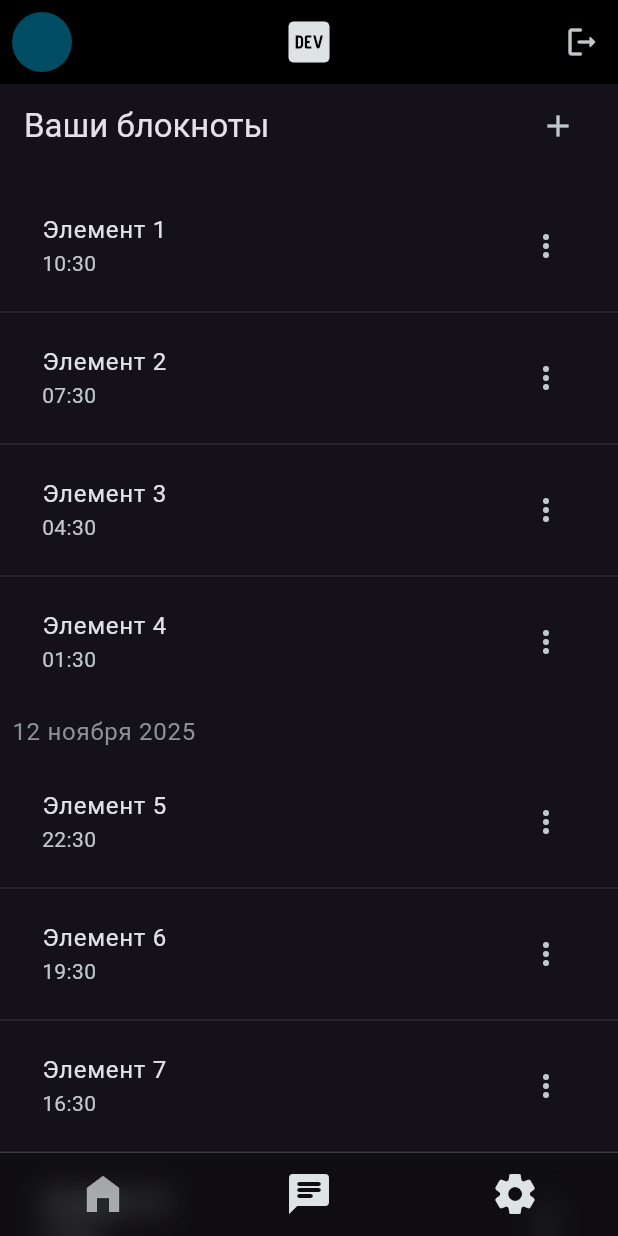
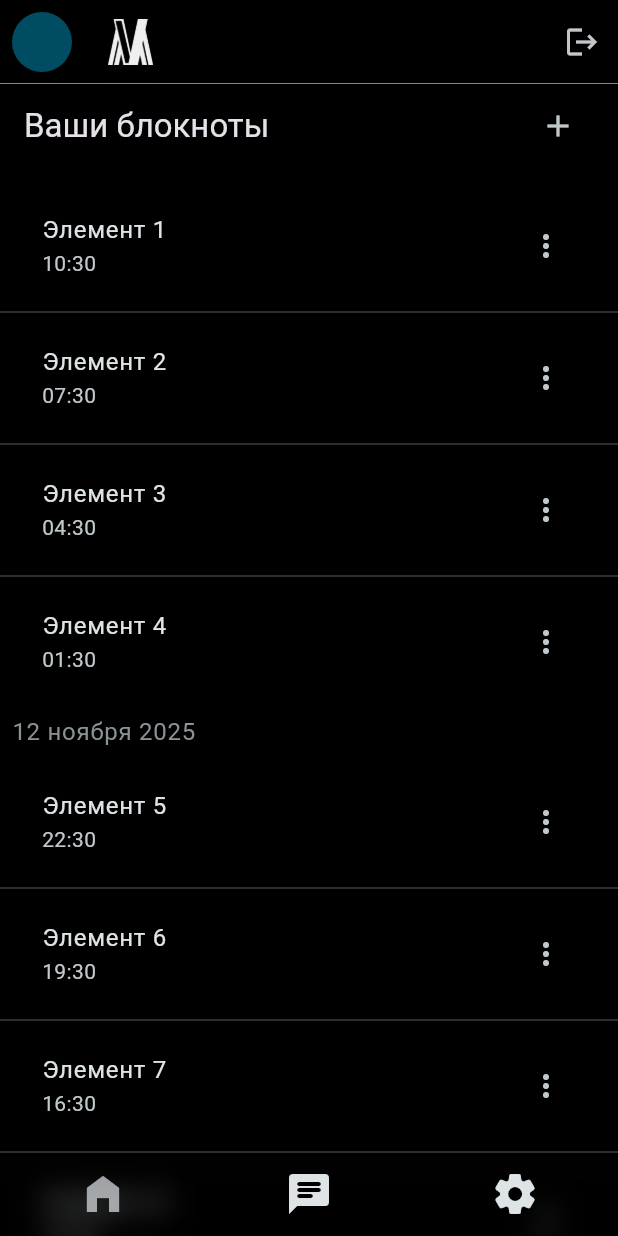
Before and after one commit to rozoomcool/sihkaro, a Flutter app: the RootScreen screen opened by its route, on a phone screen of 412 x 824 dp. Run offline on Flutter 3.47's test engine with Material 3 defaults, Android fonts, the light colour scheme and no system bars; our stand-ins replace auto_route, flutter_hooks, flutter_riverpod, hooks_riverpod, riverpod_annotation, shared_preferences; accounts and stored records are empty; generated files the repository leaves out were written again.

Commit message:
add logo and modify theme and ux

```diff
--- a/lib/presentation/features/home/home.dart
+++ b/lib/presentation/features/home/home.dart
@@ -72,7 +72,7 @@ class HomeScreen extends HookConsumerWidget {
                       ),
                     );
                   }
-                  return Divider(thickness: 1, color: Colors.white10,);
+                  return Divider(thickness: 1, color: Colors.white24,);
                 },
                 itemBuilder: (context, i) {
                   final color = listColors[i % listColors.length];
--- a/lib/presentation/features/root/root_screen.dart
+++ b/lib/presentation/features/root/root_screen.dart
@@ -1,3 +1,5 @@
+import 'dart:ui';
+
 import 'package:auto_route/auto_route.dart';
 import 'package:flutter/material.dart';
 // import 'package:flutter_hooks/flutter_hooks.dart';
@@ -86,51 +88,45 @@ class RootScreen extends HookConsumerWidget {
                       ),
                     ),
               appBar: AppBar(
-                // title: Text(
-                //   "MindbookLM",
-                //   style: TextStyle(
-                //   ),
-                // ),
+                backgroundColor: Colors.transparent,
+                elevation: 0,
+                scrolledUnderElevation: 1,
+                shape: RoundedRectangleBorder(
+                  borderRadius: BorderRadius.only(
+                    bottomLeft: Radius.circular(0),
+                    bottomRight: Radius.circular(0),
+                  ),
+                ),
+                flexibleSpace: ClipRRect(
+                  borderRadius: BorderRadius.only(
+                    bottomLeft: Radius.circular(0),
+                    bottomRight: Radius.circular(0),
+                  ),
+                  child: BackdropFilter(
+                    blendMode: BlendMode.src,
+                    filter: ImageFilter.blur(sigmaX: 10, sigmaY: 10),
+                    child: Container(
+                      decoration: BoxDecoration(
+                        borderRadius: BorderRadius.only(
+                          bottomLeft: Radius.circular(0),
+                          bottomRight: Radius.circular(0),
+                        ),
+                        border: BoxBorder.fromLTRB(bottom: BorderSide(width: 0.5, color: Colors.white70)),
+                        color: Colors.black.withAlpha(70),
+                      ),
+                    ),
+                  ),
+                ),
                 leading: Padding(
                   padding: const EdgeInsets.all(8.0),
                   child: CircleAvatar(),
                 ),
                 actions: [
-                  IconButton(
-                    onPressed: () {},
-                    icon: Icon(Icons.logout_rounded),
-                  ),
+                  IconButton(onPressed: () {}, icon: Icon(Icons.logout))
                 ],
-                backgroundColor: Colors.black,
-                centerTitle: true,
-                elevation: 0,
-                scrolledUnderElevation: 0,
-                notificationPredicate: (_) => false,
-                title: Icon(Icons.logo_dev, size: 36),
+                title: Image.asset("assets/white1.png", width: 30),
               ),
-              // bottomNavigationBar: constraints.maxWidth > 640
-              //     ? null
-              //     : CustomBottomNavigationBar(
-              //         selectedIndex: tabsRouter.activeIndex,
-              //         onTap: tabsRouter.setActiveIndex,
-              //         items: [
-              //           CustomBottomNavigationBarItem(
-              //             label: 'Statistics',
-              //             selectedIcon: Icons.home_filled,
-              //             defaultIcon: Icons.home_filled,
-              //           ),
-              //           CustomBottomNavigationBarItem(
-              //             label: 'Home',
-              //             selectedIcon: Icons.chat_rounded,
-              //             defaultIcon: Icons.chat_rounded,
-              //           ),
-              //           CustomBottomNavigationBarItem(
-              //             label: 'Settings',
-              //             selectedIcon: Icons.settings_rounded,
-              //             defaultIcon: Icons.settings_rounded,
-              //           ),
-              //         ],
-              //       ),
+              backgroundColor: Colors.black,
             );
           },
         ),
--- a/pubspec.yaml
+++ b/pubspec.yaml
@@ -28,3 +28,6 @@ dev_dependencies:
 
 flutter:
   uses-material-design: true
+
+  assets:
+    - assets/
```
Also changed, not shown: assets/black.png (added), assets/black.svg (added), assets/black1.png (added), assets/black1.svg (added), assets/white.png (added), assets/white.svg (added), assets/white1.png (added), assets/white1.svg (added).
